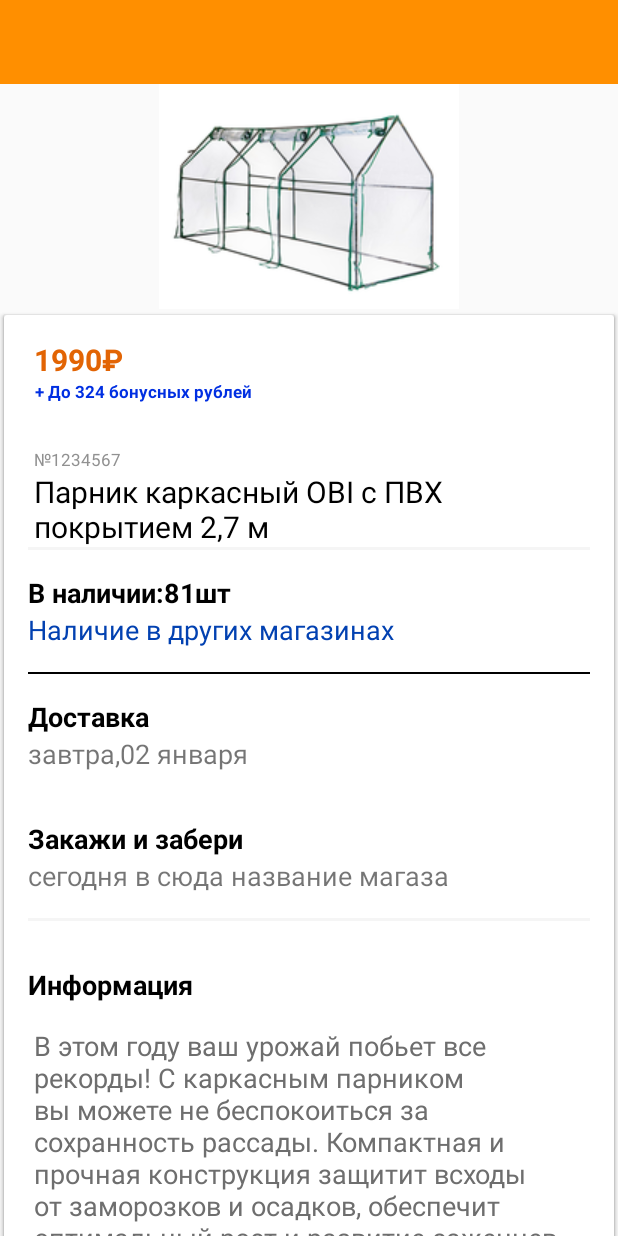
After one commit to sizikoff/obivovadebag, an Android app: the CartochkaActivity screen opened directly, with no data from a screen before it, on a phone screen of 412 x 824 dp. The commit adds this screen. Run offline under Robolectric (Android 15) with nearby library versions, the phone set to English and light mode, and no system bars.

Commit message:
инит во фрагменте

```diff
--- a/app/src/main/AndroidManifest.xml
+++ b/app/src/main/AndroidManifest.xml
@@ -27,7 +27,8 @@
         android:roundIcon="@mipmap/ic_launcher_round"
         android:supportsRtl="true"
         android:theme="@style/AppTheme">
-        <activity android:name="com.obitestvernull.ActivityVova.ActivityVova"></activity>
+        <activity android:name="com.obitestvernull.CartchkaTovara.CartochkaActivity"></activity>
+        <activity android:name="com.obitestvernull.ActivityVova.ActivityVova" />
         <activity android:name="com.obitestvernull.fifthModuleProductCard.ProductActivity" />
         <activity
             android:name="com.obitestvernull.thirdModuleCategoriesAndProducts.activityThree.ThirdModuleActivity"
--- a/app/src/main/java/com/obitestvernull/ActivityVova/ActivityVova.java
+++ b/app/src/main/java/com/obitestvernull/ActivityVova/ActivityVova.java
@@ -16,7 +16,6 @@ public class ActivityVova extends AppCompatActivity {
     protected void onCreate(Bundle savedInstanceState) {
         super.onCreate(savedInstanceState);
         setContentView(R.layout.activity_vova);
-
         fragmentAkzii = new FragmentAkzii();
         loadFragment(fragmentAkzii);
 
--- a/app/src/main/java/com/obitestvernull/ActivityVova/fragments/fragmentPopular/fragment/FragmentPopular.java
+++ b/app/src/main/java/com/obitestvernull/ActivityVova/fragments/fragmentPopular/fragment/FragmentPopular.java
@@ -39,7 +39,6 @@ public class FragmentPopular extends Fragment implements ContractModulePopular.M
 
     @Override
     public void setRecyclerPopular(ArrayList<Popular> itemAkziis) {
-        Log.d(TAG, "БЛЯДСКИЙ РЕСАЙКЛ");
         RecyclerViewPopularAdapter adapter1 = new RecyclerViewPopularAdapter(getContext(), itemAkziis);
         recyclerViewPop.setAdapter(adapter1);
     }
--- a/app/src/main/java/com/obitestvernull/ActivityVova/fragments/fragmentPopular/fragment/PresenterModulePopular.java
+++ b/app/src/main/java/com/obitestvernull/ActivityVova/fragments/fragmentPopular/fragment/PresenterModulePopular.java
@@ -9,16 +9,16 @@ import java.util.ArrayList;
 public class PresenterModulePopular implements ContractModulePopular.Presenter, ContractModulePopular.ModelModulePopular.OnFinishedListenerPopular {
 
     private ContractModulePopular.MainView mainView;
-    private ContractModulePopular.ModelModulePopular modelModuleAkzii;
+    private ContractModulePopular.ModelModulePopular modelModulePopular;
     private static final String TAG = "PopularImage";
 
     public PresenterModulePopular(ContractModulePopular.MainView mainView, ContractModulePopular.ModelModulePopular modelModuleAkzii) {
         this.mainView = mainView;
-        this.modelModuleAkzii = modelModuleAkzii;
+        this.modelModulePopular = modelModuleAkzii;
     }
     @Override
     public void akziiPres() {
-        modelModuleAkzii.modelRetrofit(this);
+        modelModulePopular.modelRetrofit(this);
     }
 
     @Override
--- /dev/null
+++ b/app/src/main/java/com/obitestvernull/CartchkaTovara/CartochkaActivity.java
@@ -0,0 +1,25 @@
+package com.obitestvernull.CartchkaTovara;
+
+import android.support.v4.app.Fragment;
+import android.support.v7.app.AppCompatActivity;
+import android.os.Bundle;
+
+import com.example.geolocationcheckautomaticly.R;
+import com.obitestvernull.ActivityVova.fragments.fragmentAkzii.fragment.FragmentAkzii;
+import com.obitestvernull.CartchkaTovara.fragment.CartochkaFragment;
+
+public class CartochkaActivity extends AppCompatActivity {
+
+    CartochkaFragment cartochkaFragment;
+
+    @Override
+    protected void onCreate(Bundle savedInstanceState) {
+        super.onCreate(savedInstanceState);
+        setContentView(R.layout.activity_cartochka);
+        cartochkaFragment = new CartochkaFragment();
+        loadFragment(cartochkaFragment);
+    }
+    private  void loadFragment(Fragment fragment){
+        getSupportFragmentManager().beginTransaction().replace(R.id.cartochkapro, fragment).commit();
+    }
+}
--- /dev/null
+++ b/app/src/main/java/com/obitestvernull/CartchkaTovara/fragment/CartochkaFragment.java
@@ -0,0 +1,35 @@
+package com.obitestvernull.CartchkaTovara.fragment;
+
+import android.content.Context;
+import android.net.Uri;
+import android.os.Bundle;
+import android.support.v4.app.Fragment;
+import android.view.LayoutInflater;
+import android.view.View;
+import android.view.ViewGroup;
+import android.widget.ImageView;
+import android.widget.TextView;
+
+import com.example.geolocationcheckautomaticly.R;
+
+public class CartochkaFragment extends Fragment {
+
+    ImageView imageView;
+    TextView priceCard;
+    TextView nameCard;
+    TextView kolichestvo;
+    TextView infoCard;
+
+    @Override
+    public View onCreateView(LayoutInflater inflater, ViewGroup container, Bundle savedInstanceState) {
+        View view = inflater.inflate(R.layout.fragment_cartochka, container, false);
+        imageView = view.findViewById(R.id.kartinkatovara);
+        priceCard = view.findViewById(R.id.priceCard);
+        nameCard = view.findViewById(R.id.nameProd);
+        kolichestvo = view.findViewById(R.id.kolichestvo);
+        infoCard = view.findViewById(R.id.infoCard);
+
+        return view;
+    }
+
+}
--- a/app/src/main/java/com/obitestvernull/thirdModuleCategoriesAndProducts/activityThree/ThirdModuleActivity.java
+++ b/app/src/main/java/com/obitestvernull/thirdModuleCategoriesAndProducts/activityThree/ThirdModuleActivity.java
@@ -19,6 +19,7 @@ import android.widget.TextView;
 import android.widget.Toast;
 
 import com.example.geolocationcheckautomaticly.R;
+import com.obitestvernull.CartchkaTovara.CartochkaActivity;
 import com.obitestvernull.barCodeReaderModule.BarCodeActivity;
 import com.obitestvernull.fifthModuleProductCard.ProductActivity;
 import com.obitestvernull.fourthModuleFindProducts.ActivityFour.ActivityFour;
@@ -108,6 +109,9 @@ public class ThirdModuleActivity extends AppCompatActivity implements ContractMo
                 Intent intent1 = new Intent(getBaseContext(), ProductActivity.class);
                 startActivity(intent1);
                 return true;
+            case R.id.cartochkaIcon:
+                Intent intent2 = new Intent(getBaseContext(), CartochkaActivity.class);
+                startActivity(intent2);
             default:
                 return super.onOptionsItemSelected(item);
         }
--- /dev/null
+++ b/app/src/main/res/drawable-anydpi/ic_cartochka.xml
@@ -0,0 +1,10 @@
+<vector xmlns:android="http://schemas.android.com/apk/res/android"
+    android:width="24dp"
+    android:height="24dp"
+    android:viewportWidth="24"
+    android:viewportHeight="24"
+    android:tint="#FFFFFF">
+    <path
+        android:fillColor="#FF000000"
+        android:pathData="M19,12h-2v3h-3v2h5v-5zM7,9h3L10,7L5,7v5h2L7,9zM21,3L3,3c-1.1,0 -2,0.9 -2,2v14c0,1.1 0.9,2 2,2h18c1.1,0 2,-0.9 2,-2L23,5c0,-1.1 -0.9,-2 -2,-2zM21,19.01L3,19.01L3,4.99h18v14.02z"/>
+</vector>
--- /dev/null
+++ b/app/src/main/res/layout/activity_cartochka.xml
@@ -0,0 +1,23 @@
+<?xml version="1.0" encoding="utf-8"?>
+<LinearLayout xmlns:android="http://schemas.android.com/apk/res/android"
+    xmlns:app="http://schemas.android.com/apk/res-auto"
+    xmlns:tools="http://schemas.android.com/tools"
+    android:layout_width="match_parent"
+    android:layout_height="match_parent"
+    android:orientation="vertical"
+    tools:context="com.obitestvernull.CartchkaTovara.CartochkaActivity">
+
+    <include
+        android:id="@+id/toolbarTop"
+        layout="@layout/toolbar2"
+        android:layout_width="match_parent"
+        android:layout_height="wrap_content" />
+
+    <fragment
+        android:id="@+id/cartochkapro"
+        android:name="com.obitestvernull.CartchkaTovara.fragment.CartochkaFragment"
+        android:layout_width="match_parent"
+        android:layout_height="wrap_content"
+        app:layout_constraintBottom_toTopOf="@+id/toolbarTop" />
+
+</LinearLayout>
--- a/app/src/main/res/layout/activity_product.xml
+++ b/app/src/main/res/layout/activity_product.xml
@@ -109,8 +109,6 @@
                 android:layout_gravity="left"
                 android:layout_marginLeft="4dp"
                 />
-
-
 
             <View
                 android:layout_width="match_parent"
--- /dev/null
+++ b/app/src/main/res/layout/fragment_cartochka.xml
@@ -0,0 +1,252 @@
+<FrameLayout xmlns:android="http://schemas.android.com/apk/res/android"
+    xmlns:tools="http://schemas.android.com/tools"
+    android:layout_width="match_parent"
+    android:layout_height="match_parent"
+    xmlns:app="http://schemas.android.com/apk/res-auto"
+    tools:context="com.obitestvernull.CartchkaTovara.fragment.CartochkaFragment">
+
+    <LinearLayout xmlns:android="http://schemas.android.com/apk/res/android"
+        xmlns:app="http://schemas.android.com/apk/res-auto"
+        xmlns:tools="http://schemas.android.com/tools"
+        android:layout_width="match_parent"
+        android:layout_height="match_parent"
+        app:layout_behavior="@string/appbar_scrolling_view_behavior"
+        android:orientation="vertical">
+
+    <ImageView
+        android:id="@+id/kartinkatovara"
+        android:layout_width="wrap_content"
+        android:layout_height="wrap_content"
+        android:src="@drawable/test"
+        android:layout_gravity="center"/>
+
+    <android.support.v4.widget.NestedScrollView
+        android:layout_width="match_parent"
+        android:layout_height="match_parent">
+
+        <android.support.v7.widget.CardView
+            android:layout_width="match_parent"
+            android:layout_height="wrap_content"
+            app:cardUseCompatPadding="true">
+
+            <LinearLayout
+                android:layout_width="match_parent"
+                android:layout_height="wrap_content"
+                android:orientation="vertical"
+                android:padding="16dp">
+
+                <LinearLayout
+                    android:layout_width="wrap_content"
+                    android:layout_height="wrap_content"
+                    android:layout_marginLeft="4dp"
+                    android:layout_marginRight="4dp"
+                    android:layout_weight="100">
+
+                    <TextView
+                        android:id="@+id/priceCard"
+                        android:layout_width="0dp"
+                        android:layout_height="match_parent"
+                        android:layout_weight="20"
+                        android:gravity="center"
+                        android:text="1990₽"
+                        android:textAlignment="textEnd"
+                        android:layout_marginRight="20dp"
+                        android:textColor="#E26404"
+                        android:textSize="20sp"
+                        android:textStyle="bold"
+                        tools:ignore="RtlCompat" />
+
+
+                </LinearLayout>
+
+                <LinearLayout
+                    android:layout_width="wrap_content"
+                    android:layout_height="wrap_content"
+                    android:layout_marginLeft="4dp"
+                    android:layout_marginRight="4dp"
+                    android:layout_weight="100">
+
+                    <TextView
+                        android:id="@+id/bonus"
+                        android:layout_width="0dp"
+                        android:layout_height="match_parent"
+                        android:layout_weight="20"
+                        android:gravity="center"
+                        android:text="+ До 324 бонусных рублей"
+                        android:textAlignment="textEnd"
+                        android:layout_marginRight="20dp"
+                        android:textColor="#002FE2"
+                        android:textSize="11sp"
+                        android:textStyle="bold"
+                        tools:ignore="RtlCompat" />
+
+                </LinearLayout>
+
+                <TextView
+                    android:id="@+id/id_cartochka"
+                    android:layout_width="match_parent"
+                    android:layout_height="wrap_content"
+                    android:layout_marginTop="30dp"
+                    android:layout_marginLeft="4dp"
+                    android:layout_marginRight="4dp"
+                    android:text="№1234567"
+                    android:textColor="#919191"
+                    android:textSize="11sp" />
+
+                <TextView
+                    android:id="@+id/nameProd"
+                    android:layout_width="match_parent"
+                    android:layout_height="wrap_content"
+                    android:layout_marginLeft="4dp"
+                    android:layout_marginRight="4dp"
+                    android:text="Парник каркасный OBI с ПВХ покрытием 2,7 м"
+                    android:textColor="#000000"
+                    android:textSize="20sp" />
+
+                <View
+                    android:layout_width="match_parent"
+                    android:layout_height="2dp"
+                    android:background="#f5f5f5" />
+
+
+                <LinearLayout
+                    android:layout_width="match_parent"
+                    android:layout_height="wrap_content"
+                    android:layout_marginBottom="16dp"
+                    android:layout_marginTop="16dp"
+                    android:orientation="horizontal">
+
+                    <LinearLayout
+                        android:layout_width="wrap_content"
+                        android:layout_height="wrap_content"
+                        android:layout_weight="33"
+                        android:orientation="vertical">
+                        <TextView
+                            android:id="@+id/kolichestvo"
+                            android:layout_width="match_parent"
+                            android:layout_height="wrap_content"
+                            android:text="В наличии:81шт"
+                            android:textColor="#000000"
+                            android:textSize="18sp"
+                            android:textStyle="bold" />
+
+                        <TextView
+                            android:layout_width="match_parent"
+                            android:layout_height="match_parent"
+                            android:text="Наличие в других магазинах"
+                            android:textColor="#0241B1"
+                            android:textSize="18sp"
+                            tools:ignore="RtlCompat" />
+                    </LinearLayout>
+
+                </LinearLayout>
+
+                <View
+                    android:layout_width="match_parent"
+                    android:layout_height="1dp"
+                    android:background="#000000" />
+
+
+                <LinearLayout
+                    android:layout_width="match_parent"
+                    android:layout_height="wrap_content"
+                    android:layout_marginBottom="16dp"
+                    android:layout_marginTop="16dp"
+                    android:orientation="horizontal">
+
+                    <LinearLayout
+                        android:layout_width="wrap_content"
+                        android:layout_height="wrap_content"
+                        android:layout_weight="33"
+                        android:orientation="vertical">
+                        <TextView
+                            android:layout_width="match_parent"
+                            android:layout_height="wrap_content"
+                            android:text="Доставка"
+                            android:textColor="#000000"
+                            android:textSize="18sp"
+                            android:textStyle="bold" />
+
+                        <TextView
+                            android:layout_width="match_parent"
+                            android:layout_height="match_parent"
+                            android:text="завтра,02 января"
+                            android:textSize="18sp"
+                            tools:ignore="RtlCompat" />
+                    </LinearLayout>
+
+                </LinearLayout>
+
+                <LinearLayout
+                    android:layout_width="match_parent"
+                    android:layout_height="wrap_content"
+                    android:layout_marginBottom="16dp"
+                    android:layout_marginTop="16dp"
+                    android:orientation="horizontal">
+
+                    <LinearLayout
+                        android:layout_width="wrap_content"
+                        android:layout_height="wrap_content"
+                        android:layout_weight="33"
+                        android:orientation="vertical">
+                        <TextView
+                            android:layout_width="match_parent"
+                            android:layout_height="wrap_content"
+                            android:text="Закажи и забери"
+                            android:textColor="#000000"
+                            android:textSize="18sp"
+                            android:textStyle="bold" />
+
+                        <TextView
+                            android:layout_width="match_parent"
+                            android:layout_height="match_parent"
+                            android:text="сегодня в сюда название магаза"
+                            android:textSize="18sp"
+                            tools:ignore="RtlCompat" />
+                    </LinearLayout>
+
+                </LinearLayout>
+
+                <View
+                    android:layout_width="match_parent"
+                    android:layout_height="2dp"
+                    android:background="#f5f5f5" />
+
+                <TextView
+                    android:layout_width="match_parent"
+                    android:layout_height="wrap_content"
+                    android:layout_marginTop="30dp"
+                    android:text="Информация"
+                    android:textColor="#000000"
+                    android:textSize="18sp"
+                    android:textStyle="bold" />
+
+                <TextView
+                    android:id="@+id/infoCard"
+                    android:layout_width="match_parent"
+                    android:layout_height="wrap_content"
+                    android:layout_marginBottom="16dp"
+                    android:layout_marginLeft="4dp"
+                    android:layout_marginRight="4dp"
+                    android:layout_marginTop="16dp"
+                    android:text="В этом году ваш урожай побьет все рекорды! С каркасным парником вы можете не беспокоиться за сохранность рассады. Компактная и прочная конструкция защитит всходы от заморозков и осадков, обеспечит оптимальный рост и развитие саженцев."
+                    android:textColor="#6e6e6e"
+                    android:textSize="18sp" />
+
+                <Button
+                    android:layout_width="match_parent"
+                    android:layout_height="wrap_content"
+                    android:id="@+id/buy"
+                    android:layout_marginBottom="16dp"
+                    android:layout_marginTop="16dp"
+                    android:background="@drawable/order_now_btn_shape"
+                    android:text="Купить"
+                    android:textAllCaps="false"
+                    android:textColor="#ffffff"
+                    android:textSize="18sp"
+                    android:textStyle="bold"/>
+            </LinearLayout>
+        </android.support.v7.widget.CardView>
+    </android.support.v4.widget.NestedScrollView>
+    </LinearLayout>
+</FrameLayout>
--- a/app/src/main/res/menu/barcode_click.xml
+++ b/app/src/main/res/menu/barcode_click.xml
@@ -9,4 +9,8 @@
         android:icon="@drawable/ic_product"
         app:showAsAction="always"
         android:title="Product" />
+    <item android:id="@+id/cartochkaIcon"
+        android:icon="@drawable/ic_cartochka"
+        app:showAsAction="always"
+        android:title="CArt" />
 </menu>
```
Also changed, not shown: app/src/main/res/drawable-hdpi/ic_cartochka.png (added), app/src/main/res/drawable-mdpi/ic_cartochka.png (added), app/src/main/res/drawable-xhdpi/ic_cartochka.png (added), app/src/main/res/drawable-xxhdpi/ic_cartochka.png (added).
